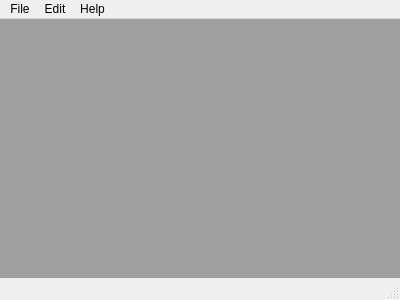
Qt form mainwindow.ui (zjucsxxd/Qt-Image-Viewer-1) before a commit.
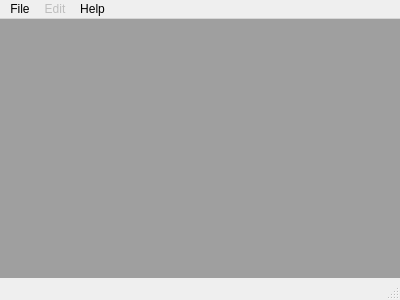
The same form after that commit.

Commit message: Disable edit menu when no image is open.

Diff of the .ui file:
```diff
--- a/mainwindow.ui
+++ b/mainwindow.ui
@@ -44,6 +44,9 @@
     <addaction name="actionQuit"/>
    </widget>
    <widget class="QMenu" name="menuEdit">
+    <property name="enabled">
+     <bool>false</bool>
+    </property>
     <property name="title">
      <string>Edit</string>
     </property>
```
Left out of the diff: 17 changed lines with no effect on the pictures. The commit also changes 2 other files.
